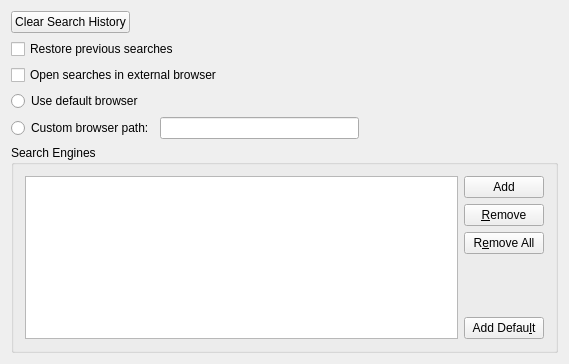
KDE/ktorrent, file plugins/search/searchpref.ui: the form before one commit.
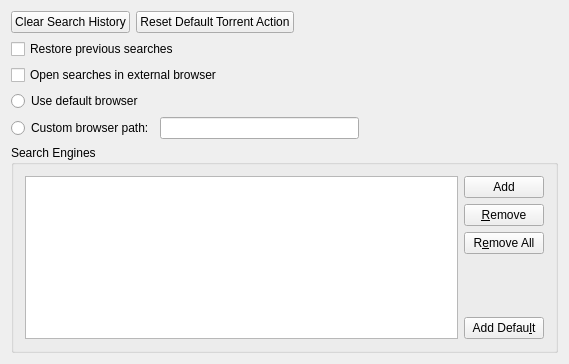
The form after the commit. Custom widgets are drawn as their Qt base class.

Commit message: Add do not ask again option to dialog shown when torrent file is downloaded in the search plugin

```diff
--- a/plugins/search/searchpref.ui
+++ b/plugins/search/searchpref.ui
@@ -38,6 +38,16 @@
        </property>
       </widget>
      </item>
+     <item>
+      <widget class="QPushButton" name="m_reset_default_action">
+       <property name="toolTip">
+        <string>Reset the default action taken when a torrent is downloaded.</string>
+       </property>
+       <property name="text">
+        <string>Reset Default Torrent Action</string>
+       </property>
+      </widget>
+     </item>
      <item>
       <spacer>
        <property name="orientation">
```
The commit also changes 4 other files.
